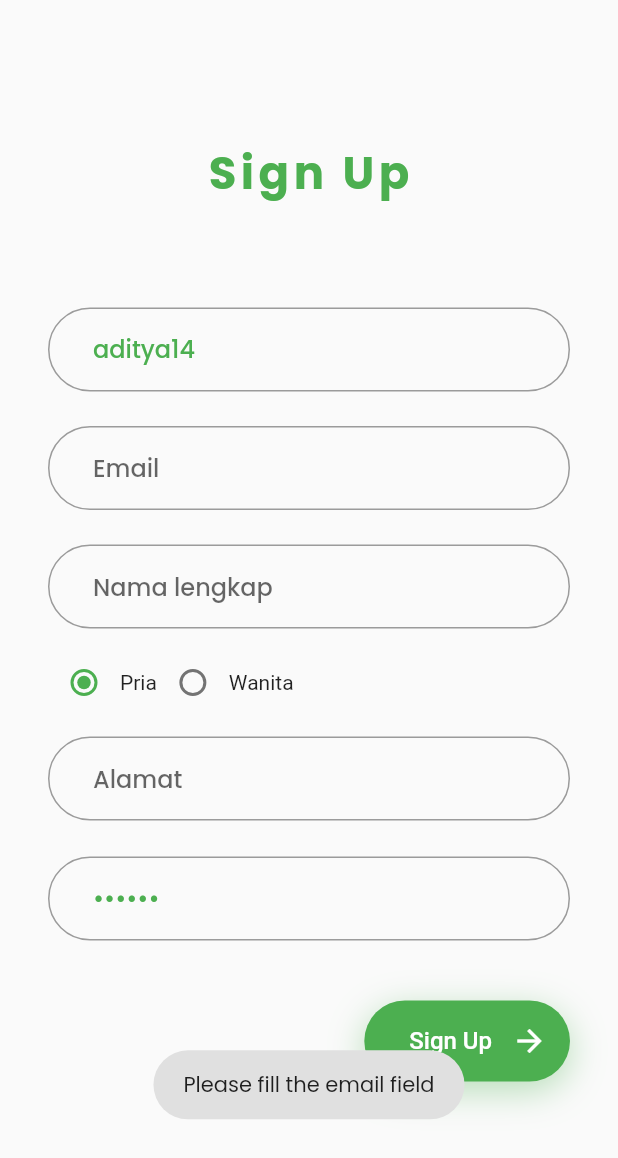
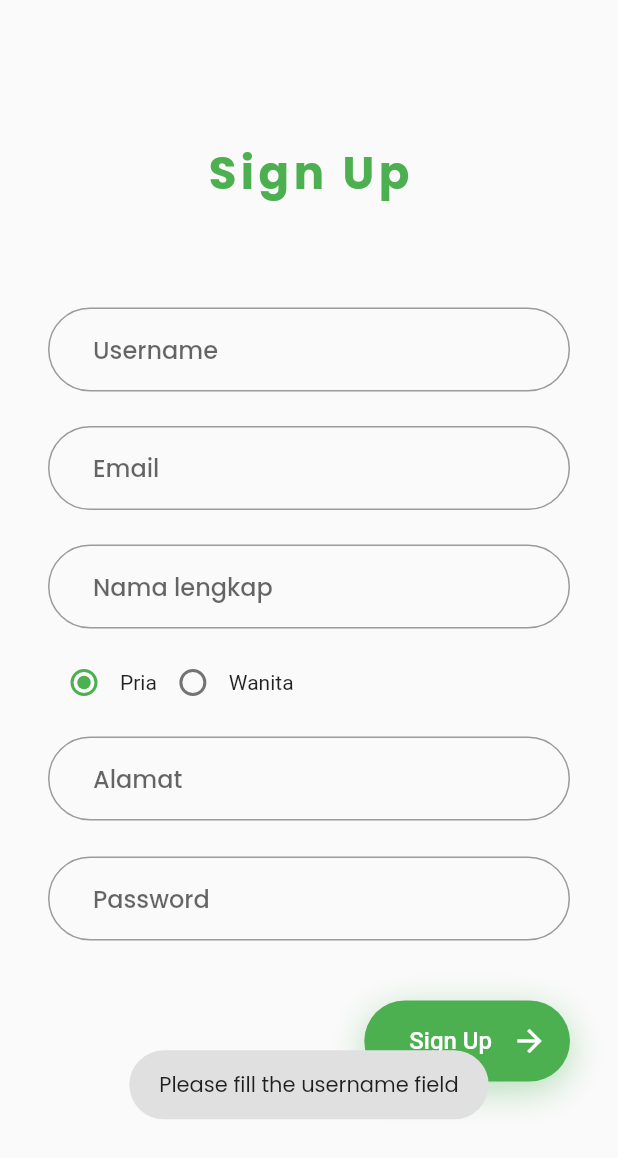
Before and after one commit to AditPutraDev/hasil-tani, a Flutter app: the SignUpPage screen opened directly, after a tap on "Sign Up", on a phone screen of 412 x 824 dp. Shown: the top 1158 px of the screen. Run offline on Flutter 3.47's test engine with Material 2 defaults, Android fonts, the phone set to English and light mode, and no system bars; our stand-ins replace bot_toast, cached_network_image, flutter_spinkit, get, google_fonts, shared_preferences and 1 more; accounts and stored records are empty; network calls fail; statements that could not run were skipped.

```diff
--- a/lib/controllers/auth_controller.dart
+++ b/lib/controllers/auth_controller.dart
@@ -1,8 +1,8 @@
 part of 'controllers.dart';
 
 class AuthController extends GetxController {
-  final username = TextEditingController(text: 'aditya14');
-  final password = TextEditingController(text: '123456');
+  final username = TextEditingController();
+  final password = TextEditingController();
   final fullname = TextEditingController();
   final email = TextEditingController();
   final address = TextEditingController();
```
Also changed, not shown: lib/ui/pages/news_page.dart (+8 -1 lines).
